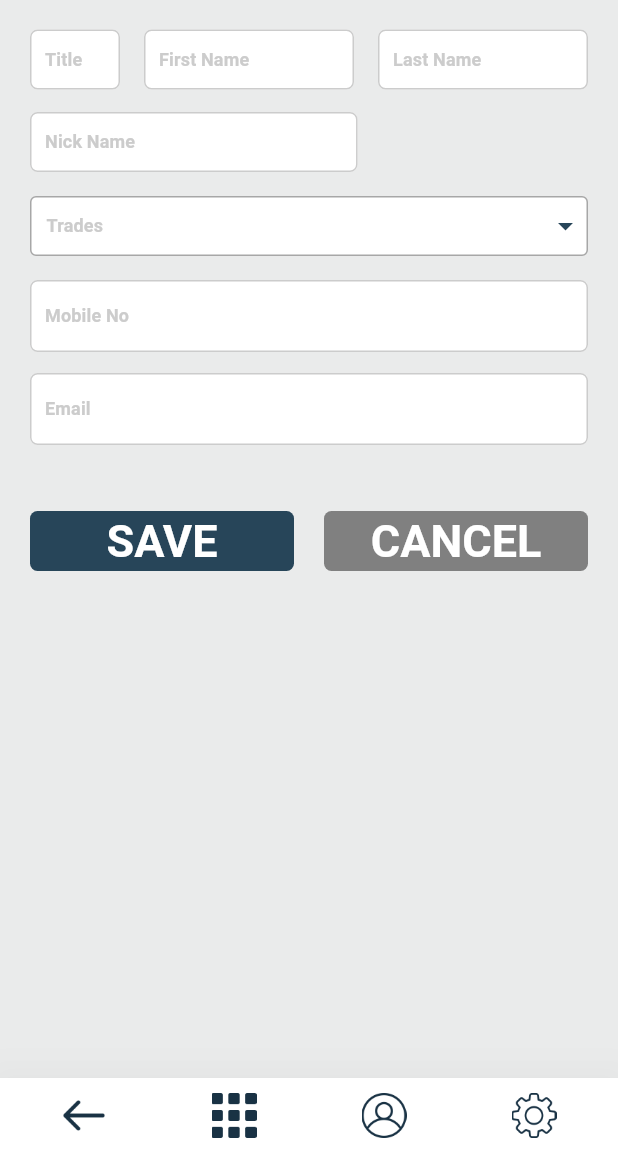
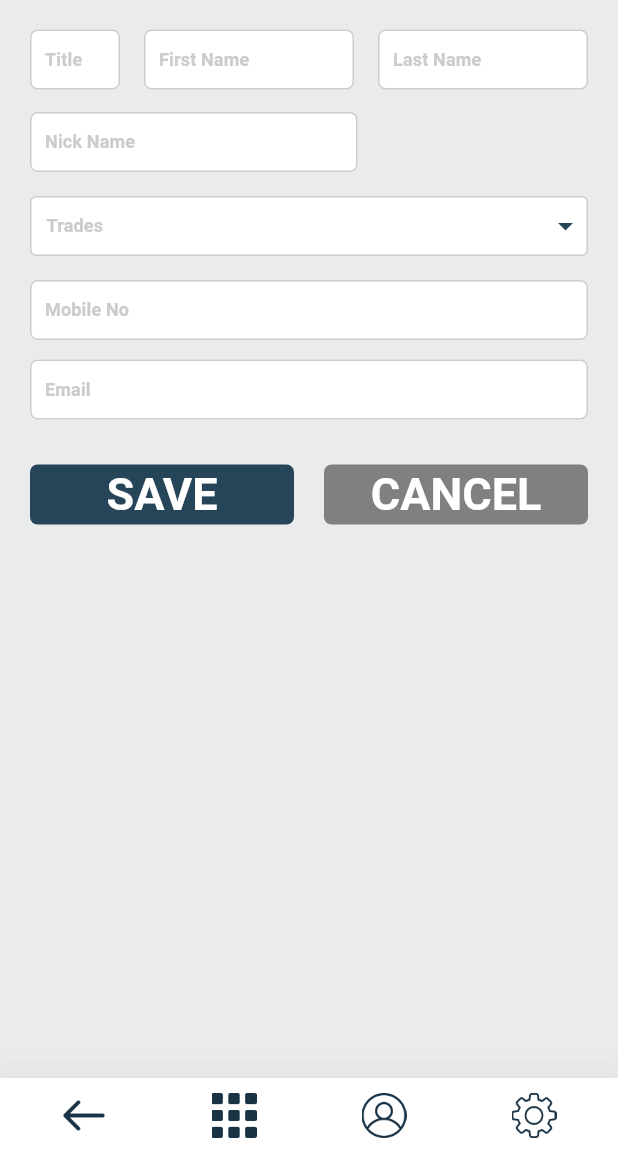
Before and after one commit to guri1423/ready_made_for_trade, a Flutter app: the AddTradesPage screen opened directly, on a phone screen of 412 x 824 dp, the part 83-1236 px from its top. Run offline on Flutter 3.47's test engine with Material 2 defaults, Android fonts, the phone set to English and light mode, and no system bars; our stand-ins replace bloc, dropdown_button2, email_validator, equatable, flutter_bloc, flutter_secure_storage and 4 more; accounts and stored records are empty; Roboto replaces fonts that are missing (Dongle, Dongle Regular).

```diff
--- a/lib/modules/account/view/account_page.dart
+++ b/lib/modules/account/view/account_page.dart
@@ -22,6 +22,9 @@ class _AccountPageState extends State<AccountPage> {
 
   @override
   Widget build(BuildContext context) {
+    ThemeData theme = Theme.of(context);
+    final double devicePixelRatio = MediaQuery.of(context).devicePixelRatio;
+    final double oneLogicalPixelInPhysicalPixels = 1 / devicePixelRatio;
     return Scaffold(
       backgroundColor: CustomColors.bodyColor,
       appBar: AppBar(
@@ -31,7 +34,7 @@ class _AccountPageState extends State<AccountPage> {
         title: Row(
           mainAxisAlignment: MainAxisAlignment.spaceBetween,
           children: [
-             SizedBox(
+            SizedBox(
               width: 8,
             ),
             SizedBox(
--- a/lib/modules/login/pages/login.dart
+++ b/lib/modules/login/pages/login.dart
@@ -163,7 +163,7 @@ class _LoginState extends State<Login> {
                 SizedBox(height: 292 * oneLogicalPixelInPhysicalPixels),
                 Padding(
                   padding: const EdgeInsets.symmetric(horizontal: 10),
-                  child: textField(context, _username, 'Email', 390, 50),
+                  child: textField(context, _username, 'Email Address', 390, 50),
                 ),
                 SizedBox(
                   height: 59 * oneLogicalPixelInPhysicalPixels,
@@ -238,7 +238,7 @@ class _LoginState extends State<Login> {
                         color: Color.fromRGBO(39, 69, 89, 1),
                       ),
                     ),
-                    SizedBox(width: 85),
+                    SizedBox(width: 150),
                     GestureDetector(
                       onTap: () {
                         Navigator.push(
--- a/lib/modules/trades/pages/add_trades.dart
+++ b/lib/modules/trades/pages/add_trades.dart
@@ -164,7 +164,7 @@ class _AddTradesPageState extends State<AddTradesPage> {
                       buttonDecoration: BoxDecoration(
                           borderRadius: BorderRadius.circular(4),
                           border: Border.all(
-                            color: CustomColors.textFldBorder,
+                            color: CustomColors.textFieldBorderColor,
                             width: 1,
                           ),
                           color: CustomColors.white
@@ -189,7 +189,8 @@ class _AddTradesPageState extends State<AddTradesPage> {
                         padding: const EdgeInsets.only(left: 10),
                         child: Text(
                           'Trades',
-                          style: Theme.of(context).textTheme.titleSmall!.copyWith(color: CustomColors.textFieldTextColour),
+                          style: Theme.of(context).
+                          textTheme.titleSmall!.copyWith(color: CustomColors.textFieldTextColour),
                         ),
                       ),
                       value: tradesValue,
@@ -202,7 +203,7 @@ class _AddTradesPageState extends State<AddTradesPage> {
                           .map((item) => DropdownMenuItem(
                           value: item,
                           child: Padding(
-                            padding: const EdgeInsets.symmetric(horizontal: 5),
+                            padding: EdgeInsets.symmetric(horizontal: 5),
                             child: Text(
                               item.toString(),
                               style:
@@ -219,15 +220,17 @@ class _AddTradesPageState extends State<AddTradesPage> {
                   height: 8,
                 ),
                 SizedBox(
-                    height: 62,
+                    height: 40,
                     width: MediaQuery.of(context).size.width,
                     child: customTextFieldAddCustomer(context,
                         controller: _mobileNo,
                         hintText: 'Mobile No',
                         validator: (value) => mobilNumberValidator(value))),
-
+                 SizedBox(
+                  height: 13,
+                ),
                 SizedBox(
-                    height: 62,
+                    height: 40,
                     width: MediaQuery.of(context).size.width,
                     child: customTextFieldAddCustomer(
                       context,
```
Also changed, not shown: lib/modules/home/pages/home.dart (+28 -5 lines), lib/modules/trades/pages/trades.dart (+5 -5 lines).
